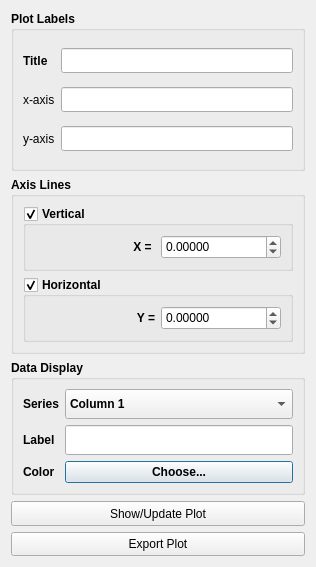
Old version of the form src/Interface/Modules/Math/BasicPlotter.ui in the repository SCIInstitute/SCIRun.
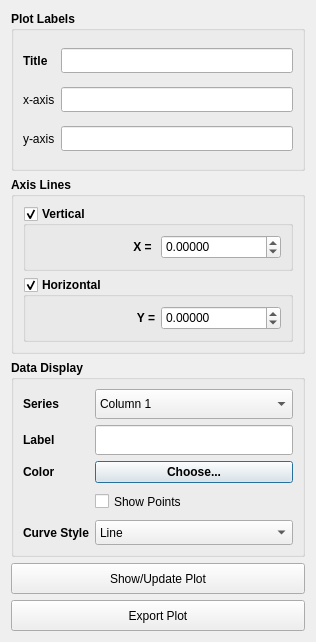
New version of the form.

Commit message: Toggle points

Diff of the .ui file:
```diff
--- a/src/Interface/Modules/Math/BasicPlotter.ui
+++ b/src/Interface/Modules/Math/BasicPlotter.ui
@@ -7,13 +7,13 @@
     <x>0</x>
     <y>0</y>
     <width>316</width>
-    <height>567</height>
+    <height>642</height>
    </rect>
   </property>
   <property name="minimumSize">
    <size>
     <width>316</width>
-    <height>567</height>
+    <height>633</height>
    </size>
   </property>
   <property name="windowTitle">
@@ -267,6 +267,12 @@
           <height>30</height>
          </size>
         </property>
+        <property name="font">
+         <font>
+          <weight>50</weight>
+          <bold>false</bold>
+         </font>
+        </property>
         <item>
          <property name="text">
           <string>Column 1</string>
@@ -328,6 +334,63 @@
         </property>
        </widget>
       </item>
+      <item row="4" column="0">
+       <widget class="QLabel" name="label_7">
+        <property name="text">
+         <string>Curve Style</string>
+        </property>
+       </widget>
+      </item>
+      <item row="4" column="1">
+       <widget class="QComboBox" name="curveStyleComboBox_">
+        <property name="minimumSize">
+         <size>
+          <width>0</width>
+          <height>25</height>
+         </size>
+        </property>
+        <property name="font">
+         <font>
+          <weight>50</weight>
+          <bold>false</bold>
+         </font>
+        </property>
+        <item>
+         <property name="text">
+          <string>Line</string>
+         </property>
+        </item>
+        <item>
+         <property name="text">
+          <string>Smooth</string>
+         </property>
+        </item>
+        <item>
+         <property name="text">
+          <string>None</string>
+         </property>
+        </item>
+       </widget>
+      </item>
+      <item row="3" column="1">
+       <widget class="QCheckBox" name="showPointsCheckBox_">
+        <property name="minimumSize">
+         <size>
+          <width>0</width>
+          <height>25</height>
+         </size>
+        </property>
+        <property name="font">
+         <font>
+          <weight>50</weight>
+          <bold>false</bold>
+         </font>
+        </property>
+        <property name="text">
+         <string>Show Points</string>
+        </property>
+       </widget>
+      </item>
      </layout>
     </widget>
    </item>
```
The commit also changes 5 other files.
